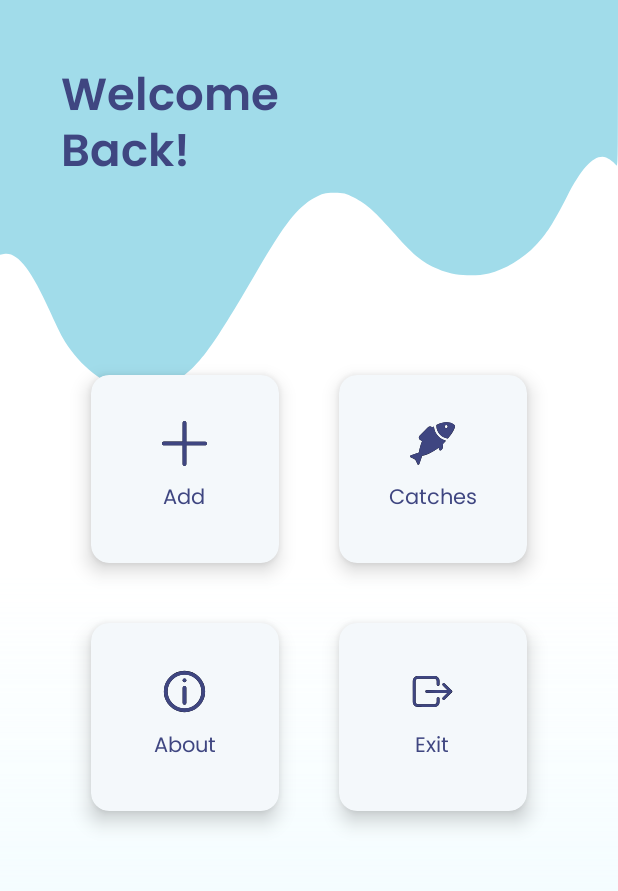
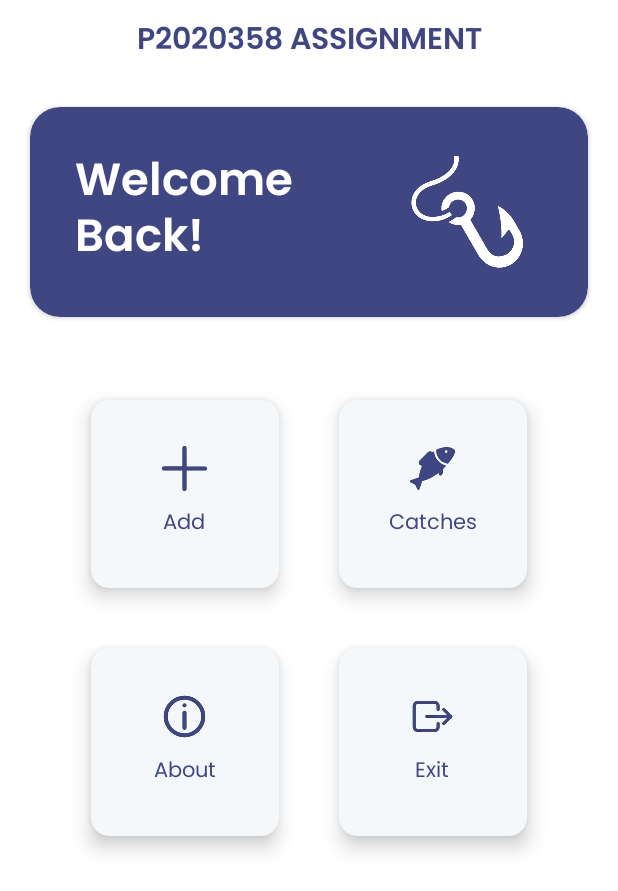
Before and after one commit to setiawansandi/Hook-It, an Android app: the screen it shows after launch (HomeActivity), on a phone screen of 412 x 824 dp. Shown: the top 891 px of the screen. Run offline under Robolectric (Android 15) with nearby library versions, the phone set to English and light mode, and no system bars.

Commit message:
Updated the UI

```diff
--- a/app/src/main/java/com/sp/p2020358assignment/DisplayActivity.java
+++ b/app/src/main/java/com/sp/p2020358assignment/DisplayActivity.java
@@ -2,12 +2,10 @@ package com.sp.p2020358assignment;
 
 import androidx.appcompat.app.AppCompatActivity;
 import androidx.appcompat.widget.Toolbar;
-import androidx.core.content.ContextCompat;
 import androidx.recyclerview.widget.RecyclerView;
 
 import android.content.Intent;
 import android.os.Bundle;
-import android.view.View;
 
 import com.google.android.material.floatingactionbutton.FloatingActionButton;
 
@@ -40,6 +38,7 @@ public class DisplayActivity extends AppCompatActivity {
         fab.setOnClickListener(v -> {
             // open input activity
             startActivity(new Intent(DisplayActivity.this, InputActivity.class));
+            finish();
         });
 
     }
@@ -60,4 +59,6 @@ public class DisplayActivity extends AppCompatActivity {
         onBackPressed();
         return super.onSupportNavigateUp();
     }
+
+
 }
--- a/app/src/main/java/com/sp/p2020358assignment/HomeActivity.java
+++ b/app/src/main/java/com/sp/p2020358assignment/HomeActivity.java
@@ -22,7 +22,7 @@ public class HomeActivity extends AppCompatActivity implements View.OnClickListe
     protected void onCreate(Bundle savedInstanceState) {
         super.onCreate(savedInstanceState);
         //Objects.requireNonNull(getSupportActionBar()).hide();
-        getWindow().setStatusBarColor(ContextCompat.getColor(this,R.color.secondary));
+        getWindow().setStatusBarColor(ContextCompat.getColor(this,R.color.white));
         setContentView(R.layout.activity_home);
 
         input = findViewById(R.id.input);
--- a/app/src/main/res/layout/activity_display.xml
+++ b/app/src/main/res/layout/activity_display.xml
@@ -53,11 +53,13 @@
             android:layout_marginTop="20dp"
             android:layout_marginEnd="20dp"
             android:layout_marginBottom="16dp"
-            android:backgroundTint="@color/secondary"
+            android:backgroundTint="#E83F4681"
             android:contentDescription="add data"
             android:elevation="3dp"
             android:src="@drawable/ic_baseline_add_24"
+            app:backgroundTint="@color/primary"
             app:fabSize="normal"
+            app:tint="#FFFFFF"
             tools:ignore="SpeakableTextPresentCheck" />
     </RelativeLayout>
 
--- a/app/src/main/res/layout/activity_home.xml
+++ b/app/src/main/res/layout/activity_home.xml
@@ -4,43 +4,85 @@
     xmlns:tools="http://schemas.android.com/tools"
     android:layout_width="match_parent"
     android:layout_height="match_parent"
-    android:background="@drawable/ic_bg1"
+    android:background="#FFFFFF"
     android:gravity="center_horizontal"
     tools:context=".HomeActivity">
 
 
-    <LinearLayout
-        android:layout_width="wrap_content"
+    <androidx.appcompat.widget.Toolbar
+        android:id="@+id/toolbar3"
+        android:layout_width="match_parent"
         android:layout_height="wrap_content"
-        android:layout_marginTop="40dp"
-        android:orientation="vertical">
+        android:background="@color/white"
+        android:minHeight="?attr/actionBarSize"
+        android:theme="@style/ToolbarTheme"
+        app:titleTextColor="@color/black">
+
+        <TextView
+            android:id="@+id/toolbar_title"
+            android:layout_width="wrap_content"
+            android:layout_height="wrap_content"
+            android:layout_gravity="center"
+            android:fontFamily="@font/poppins_semibold"
+            android:text="P2020358 ASSIGNMENT"
+            android:textColor="@color/primary"
+            android:textSize="20dp" />
+
+    </androidx.appcompat.widget.Toolbar>
+
+    <androidx.cardview.widget.CardView
+        android:id="@+id/cardviewhome"
+        android:layout_width="match_parent"
+        android:layout_height="140dp"
+        android:layout_below="@id/toolbar3"
+        android:layout_marginStart="20dp"
+        android:layout_marginTop="15dp"
+        android:layout_marginEnd="20dp"
+        android:layout_marginBottom="15dp"
+        app:cardBackgroundColor="@color/primary"
+        app:cardCornerRadius="20dp">
 
         <TextView
             android:id="@+id/textView5"
             android:layout_width="150dp"
             android:layout_height="wrap_content"
+            android:layout_gravity="center_vertical"
+            android:layout_marginStart="30dp"
+            android:layout_marginTop="15dp"
+            android:layout_marginBottom="15dp"
             android:fontFamily="@font/poppins_semibold"
             android:lineSpacingMultiplier="0.9"
             android:text="Welcome Back!"
-            android:textColor="@color/primary"
+            android:textColor="@color/white"
             android:textSize="30dp" />
 
-    </LinearLayout>
+        <ImageView
+            android:id="@+id/imageView4"
+            android:layout_width="80dp"
+            android:layout_height="80dp"
+            android:layout_gravity="right|center_vertical"
+            android:layout_marginEnd="40dp"
+            app:srcCompat="@drawable/fishing_hook" />
+
+    </androidx.cardview.widget.CardView>
 
     <androidx.gridlayout.widget.GridLayout
         android:layout_width="wrap_content"
         android:layout_height="wrap_content"
-        android:layout_marginTop="230dp"
+        android:layout_below="@id/cardviewhome"
+        android:layout_centerHorizontal="true"
+        android:layout_marginTop="20dp"
         app:columnCount="2"
         app:rowCount="2">
 
         <androidx.cardview.widget.CardView
-            android:foreground="?android:attr/selectableItemBackground"
-            android:clickable="true"
             android:id="@+id/input"
             android:layout_width="125dp"
             android:layout_height="125dp"
             android:layout_margin="20dp"
+            android:clickable="true"
+            android:focusable="true"
+            android:foreground="?android:attr/selectableItemBackground"
             app:cardBackgroundColor="#F4F8FB"
             app:cardCornerRadius="12dp"
             app:cardElevation="8dp"
@@ -48,8 +90,7 @@
             app:layout_columnWeight="1"
             app:layout_gravity="fill"
             app:layout_row="0"
-            app:layout_rowWeight="1"
-            android:focusable="true">
+            app:layout_rowWeight="1">
 
             <LinearLayout
                 android:layout_width="wrap_content"
@@ -80,12 +121,13 @@
         </androidx.cardview.widget.CardView>
 
         <androidx.cardview.widget.CardView
-            android:foreground="?android:attr/selectableItemBackground"
-            android:clickable="true"
             android:id="@+id/info"
             android:layout_width="125dp"
             android:layout_height="125dp"
             android:layout_margin="20dp"
+            android:clickable="true"
+            android:focusable="true"
+            android:foreground="?android:attr/selectableItemBackground"
             app:cardBackgroundColor="#F4F8FB"
             app:cardCornerRadius="12dp"
             app:cardElevation="8dp"
@@ -93,8 +135,7 @@
             app:layout_columnWeight="1"
             app:layout_gravity="fill"
             app:layout_row="0"
-            app:layout_rowWeight="1"
-            android:focusable="true">
+            app:layout_rowWeight="1">
 
             <LinearLayout
                 android:layout_width="wrap_content"
@@ -125,12 +166,13 @@
         </androidx.cardview.widget.CardView>
 
         <androidx.cardview.widget.CardView
-            android:foreground="?android:attr/selectableItemBackground"
-            android:clickable="true"
             android:id="@+id/about"
             android:layout_width="125dp"
             android:layout_height="125dp"
             android:layout_margin="20dp"
+            android:clickable="true"
+            android:focusable="true"
+            android:foreground="?android:attr/selectableItemBackground"
             app:cardBackgroundColor="#F4F8FB"
             app:cardCornerRadius="12dp"
             app:cardElevation="8dp"
@@ -138,8 +180,7 @@
             app:layout_columnWeight="1"
             app:layout_gravity="fill"
             app:layout_row="1"
-            app:layout_rowWeight="1"
-            android:focusable="true">
+            app:layout_rowWeight="1">
 
             <LinearLayout
                 android:layout_width="wrap_content"
@@ -170,12 +211,13 @@
         </androidx.cardview.widget.CardView>
 
         <androidx.cardview.widget.CardView
-            android:foreground="?android:attr/selectableItemBackground"
-            android:clickable="true"
             android:id="@+id/exit"
             android:layout_width="125dp"
             android:layout_height="125dp"
             android:layout_margin="20dp"
+            android:clickable="true"
+            android:focusable="true"
+            android:foreground="?android:attr/selectableItemBackground"
             app:cardBackgroundColor="#F4F8FB"
             app:cardCornerRadius="12dp"
             app:cardElevation="8dp"
@@ -183,8 +225,7 @@
             app:layout_columnWeight="1"
             app:layout_gravity="fill"
             app:layout_row="1"
-            app:layout_rowWeight="1"
-            android:focusable="true">
+            app:layout_rowWeight="1">
 
             <LinearLayout
                 android:layout_width="wrap_content"
--- a/app/src/main/res/layout/activity_input.xml
+++ b/app/src/main/res/layout/activity_input.xml
@@ -108,7 +108,7 @@
                         android:layout_marginRight="20dp"
                         android:ems="10"
                         android:fontFamily="@font/poppins"
-                        android:hint="DD/MM/YYYY"
+                        android:hint="Click to choose date"
                         android:inputType="date"
                         android:maxLength="10"
                         android:minHeight="48dp"
```
Also changed, not shown: app/src/main/java/com/sp/p2020358assignment/InputActivity.java (+25 -13 lines), app/src/main/res/layout/activity_main.xml (+35 -19 lines), app/src/main/res/drawable/fishing_hook.png (added).
